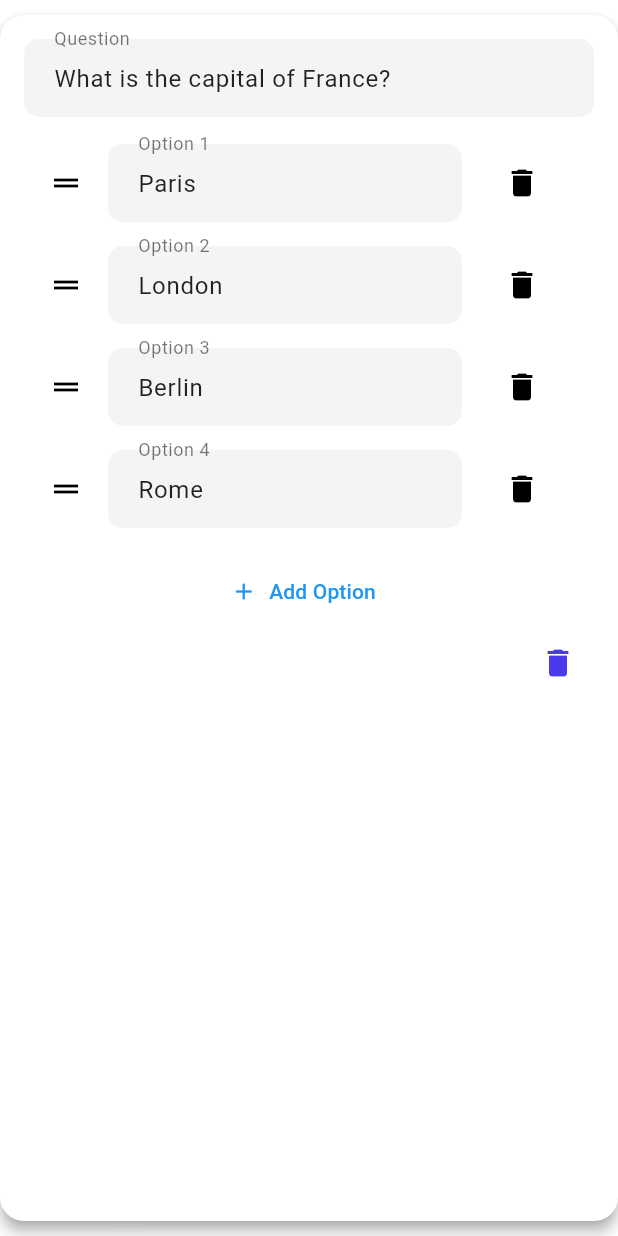
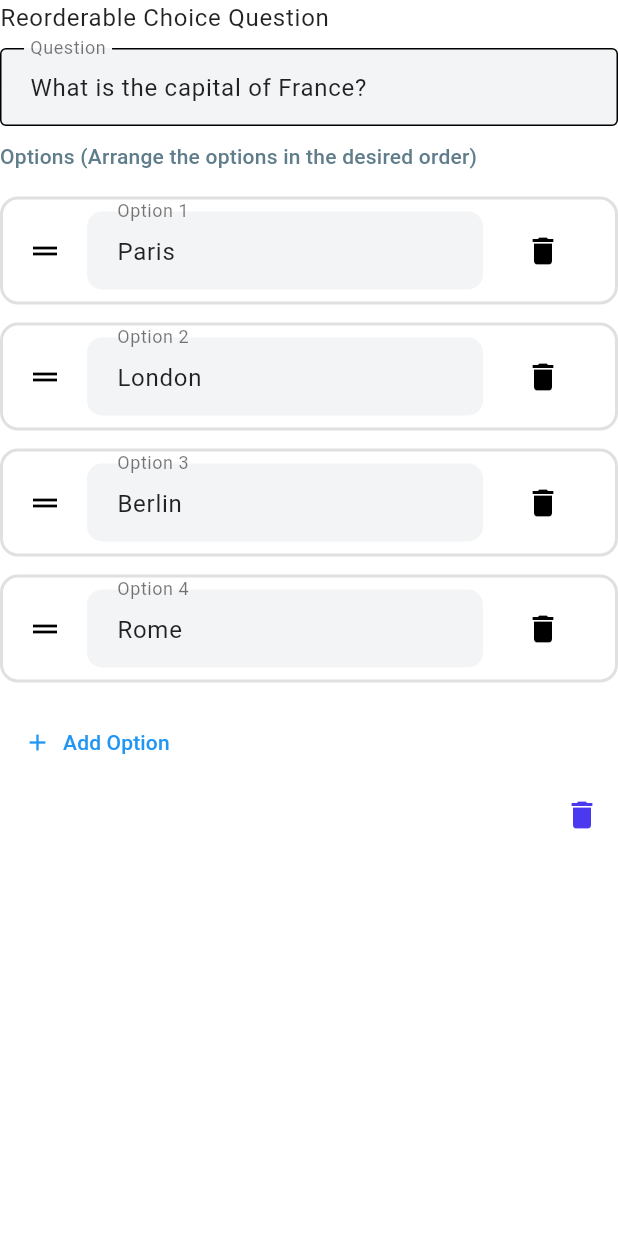
Before and after one commit to darshanvaru/Kvizz, a Flutter app: the ReorderableQuestionWidget widget shown alone on an empty page, opened directly with sample values from the repository, on a phone screen of 412 x 824 dp. Run offline on Flutter 3.47's test engine with Material 3 defaults, Android fonts, the phone set to English and light mode, and no system bars; Roboto replaces fonts that are missing (Poppins).

Commit message:
Add True/False question widget and integrate into quiz creation screen

```diff
--- a/lib/screens/create_quiz_screen.dart
+++ b/lib/screens/create_quiz_screen.dart
@@ -5,6 +5,7 @@ import '../widgets/multiple_choice_question_widget.dart';
 import '../widgets/open_ended_question_widget.dart';
 import '../widgets/reorderable_question_widget.dart';
 import '../widgets/single_choice_question_widget.dart';
+import '../widgets/true_false_question_widget.dart';
 
 class QuizCreationScreen extends StatefulWidget {
   @override
@@ -51,11 +52,10 @@ class _QuizCreationScreenState extends State<QuizCreationScreen> {
           onDelete: () => _removeQuestion(question.id),
         );
       case QuestionType.trueFalse:
-        return Placeholder();
-      // return TrueFalseQuestionWidget(
-      //   question: question,
-      //   onDelete: () => _removeQuestion(question.id),
-      // );
+      return TrueFalseQuestionWidget(
+        question: question,
+        onDelete: () => _removeQuestion(question.id),
+      );
       case QuestionType.reorder:
         return ReorderableQuestionWidget(
           question: question,
--- a/lib/widgets/reorderable_question_widget.dart
+++ b/lib/widgets/reorderable_question_widget.dart
@@ -55,20 +55,26 @@ class _ReorderableQuestionWidgetState
 
   @override
   Widget build(BuildContext context) {
-    return Card(
-      margin: const EdgeInsets.symmetric(vertical: 10),
-      child: Padding(
-        padding: const EdgeInsets.all(16),
-        child: Column(
+    return Column(
+      crossAxisAlignment: CrossAxisAlignment.start,
       children: [
+        Text("Reorderable Choice Question",
+            style: Theme.of(context).textTheme.bodyLarge),
+        SizedBox(height: 8),
         TextField(
           controller: _questionController,
-              decoration: const InputDecoration(
+          decoration: InputDecoration(
             labelText: 'Question',
+            border: OutlineInputBorder(),
           ),
           onChanged: (value) {
             widget.question.question = value;
           },
+        ),
+        const SizedBox(height: 10),
+        Text(
+          'Options (Arrange the options in the desired order)',
+          style: Theme.of(context).textTheme.titleMedium,
         ),
         const SizedBox(height: 10),
         ReorderableListView.builder(
@@ -84,8 +90,17 @@ class _ReorderableQuestionWidgetState
             _updateCorrectAnswer();
           },
           itemBuilder: (context, index) {
-                return ListTile(
+            return Container(
+              margin: const EdgeInsets.symmetric(vertical: 6),
+              decoration: BoxDecoration(
+                border: Border.all(
+                  color: Colors.grey.shade300,
+                  width: 2,
+                ),
+                borderRadius: BorderRadius.circular(12),
+              ),
               key: ValueKey('$index-${options[index]}'),
+              child: ListTile(
                 leading: const Icon(Icons.drag_handle),
                 title: TextFormField(
                   initialValue: options[index],
@@ -99,6 +114,7 @@ class _ReorderableQuestionWidgetState
                 trailing: IconButton(
                   icon: const Icon(Icons.delete),
                   onPressed: () => _removeOption(index),
+                ),
               ),
             );
           },
@@ -117,8 +133,6 @@ class _ReorderableQuestionWidgetState
           ),
         ),
       ],
-        ),
-      ),
     );
   }
 }
```
Also changed, not shown: lib/widgets/true_false_question_widget.dart (added, +95 -0 lines). Lines whose indentation alone changed are shown as unchanged.
